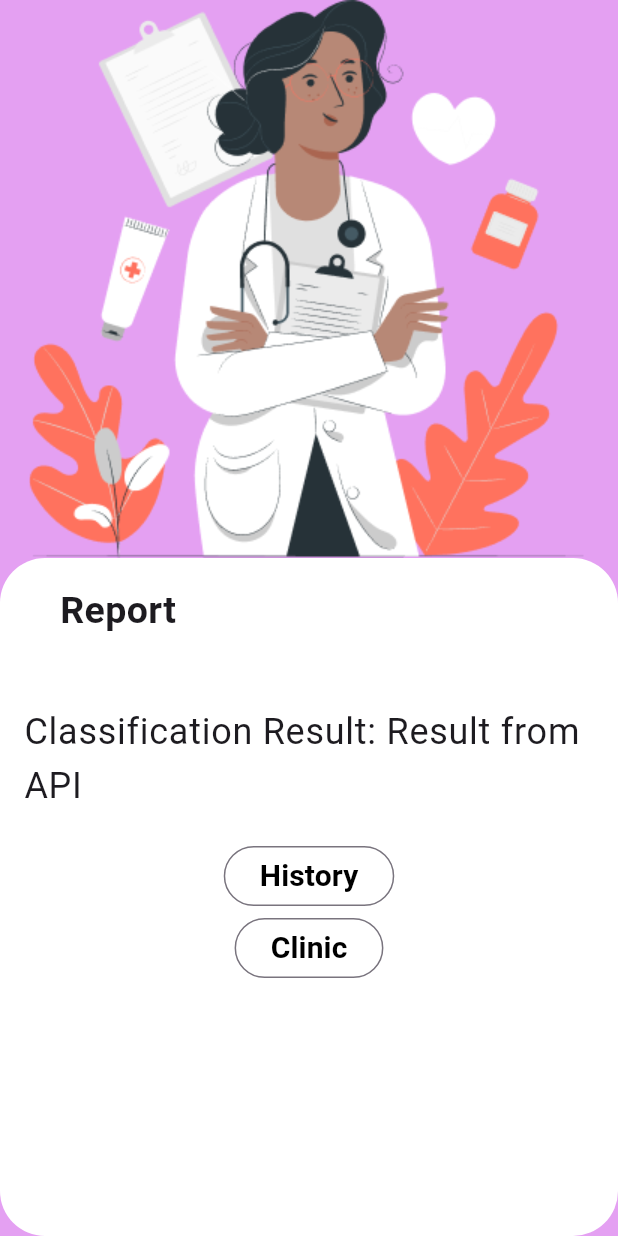
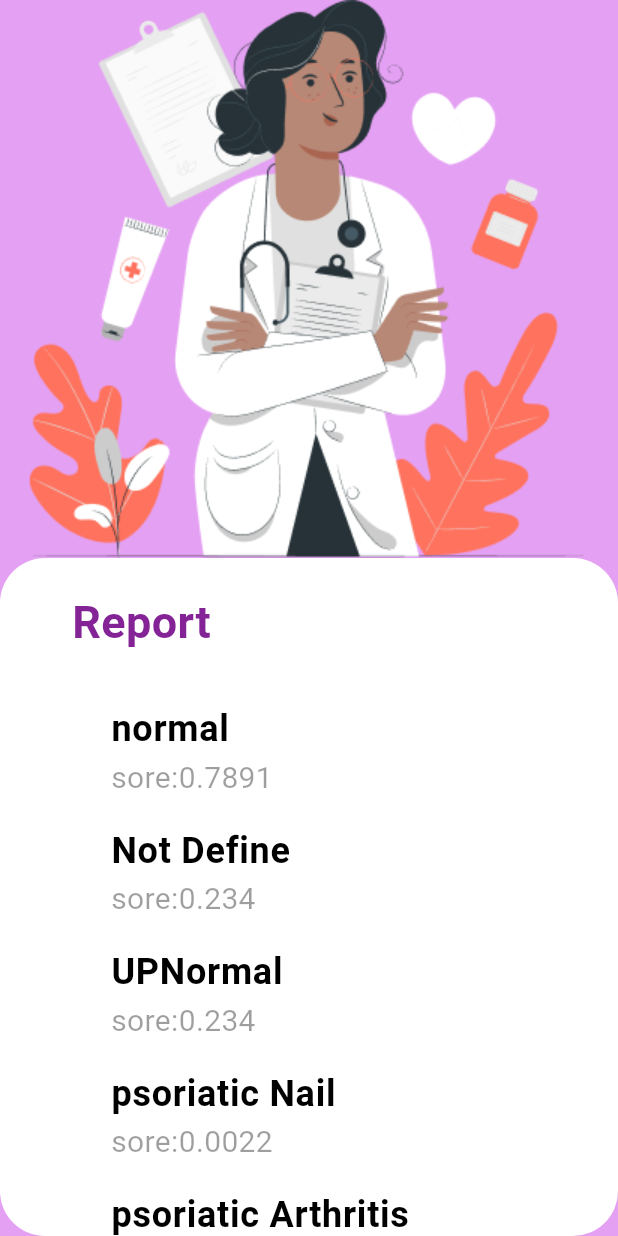
Before and after one commit to Mariamsamy26/Red_Spots, a Flutter app: the reportScreen screen opened directly, on a phone screen of 412 x 824 dp. Run offline on Flutter 3.47's test engine with Material 3 defaults, Android fonts, the light colour scheme and no system bars; our stand-ins replace cloud_firestore, date_picker_timeline, firebase_auth, firebase_core, firebase_messaging, flutter_local_notifications and 12 more; accounts and stored records are empty.

Commit message:
FIX Report model

```diff
--- a/lib/layout/after log in/add tab/QuestionScreen.dart
+++ b/lib/layout/after log in/add tab/QuestionScreen.dart
@@ -9,7 +9,6 @@ import '../../../shared/components/Custom_ElevatedButton.dart';
 import '../../../shared/components/question_item.dart';
 import '../../../shared/style/color_manager.dart';
 import 'chickPhotoScreen.dart';
-import 'DermatologyClinicMapScreen.dart';
 
 class QuestionScreen extends StatefulWidget {
   static const String RountName = 'Add Photo Screen';
--- a/lib/layout/after log in/add tab/reportScreen.dart
+++ b/lib/layout/after log in/add tab/reportScreen.dart
@@ -1,7 +1,10 @@
 import 'package:flutter/material.dart';
+import 'package:provider/provider.dart';
+import '../../../Providers/my_provider.dart';
 import '../../../model/report_history.dart';
+import '../../../shared/components/Custom_ElevatedButton.dart';
 import '../../../shared/components/dialoge_utils.dart';
-import '../../../shared/firebase/my_database.dart';
+import '../../../shared/firebase/firebase_function.dart';
 import '../../../shared/style/color_manager.dart';
 import '../homeScreenShiled/history_screen.dart';
 import 'DermatologyClinicMapScreen.dart';
@@ -17,7 +20,14 @@ class _reportScreenState extends State<reportScreen> {
   String? _classificationResult; // Added for API result
 
   @override
+  void initState() {
+    super.initState();
+  }
+
+  @override
   Widget build(BuildContext context) {
+    var pro =Provider.of<MyProvider>(context);
+    final userId = pro.accountData?.id;
     return Scaffold(
       backgroundColor: ColorManager.primaryColor,
       body: SafeArea(
@@ -30,6 +40,8 @@ class _reportScreenState extends State<reportScreen> {
                 child: Container(
                   color: ColorManager.colorWhit,
                   child: SingleChildScrollView(
+                    child: Padding(
+                      padding: const EdgeInsets.all(8.0),
                       child: Column(
                         children: [
                           Row(
@@ -38,69 +50,95 @@ class _reportScreenState extends State<reportScreen> {
                               Text(
                                 'Report',
                                 style: TextStyle(
+                                  color: ColorManager.colorParper,
                                   fontWeight: FontWeight.bold,
-                                fontSize: 25,
+                                  fontSize: 30,
                                 ),
                               ),
                             ],
                           ),
-                        SizedBox(height: 20),
-                        Container(
-                          decoration: BoxDecoration(
-                            color: Colors.white,
-                            borderRadius: BorderRadius.circular(30),
+                          SizedBox(height: 10),
+
+                          // Container(
+                          //   decoration: BoxDecoration(
+                          //     color: Colors.white,
+                          //     borderRadius: BorderRadius.circular(30),
+                          //   ),
+                          //   child: ListTile(
+                          //     title: _classificationResult == null
+                          //         ? Text('Loading...')
+                          //         : Text(
+                          //       'Classification Result: $_classificationResult',
+                          //       style: TextStyle(fontSize: 24),
+                          //     ),
+                          //   ),
+                          // ),
+                          Padding(
+                            padding: const EdgeInsets.only(left: 50, right: 50),
+                            child: Column(
+                              children: [
+                                for (var i = 0; i < report.length; ++i)
+                                  ListTile(
+                                    title: Text(report[i]["type"],
+                                        style: const TextStyle(
+                                            fontSize: 24,
+                                            fontWeight: FontWeight.bold,
+                                            color: Colors.black)),
+                                    subtitle: Text(
+                                      "sore:${report[i]["level"]}",
+                                      style: const TextStyle(
+                                          fontSize: 20, color: Colors.black38),
                                     ),
-                          child: ListTile(
-                            title: _classificationResult == null
-                                ? Text('Loading...')
-                                : Text(
-                              'Classification Result: $_classificationResult',
-                              style: TextStyle(fontSize: 24),
-                            ),
+                                  )
+                              ],
                             ),
                           ),
                           SizedBox(
                             height: 10,
                           ),
-                        OutlinedButton(
-                          onPressed: () {
-                            insertReport();
-                            Navigator.push(
-                              context,
-                              MaterialPageRoute(
-                                builder: (context) => history_screen(),
-                              ),
-                            );
-                          },
-                          child: Text(
-                            'History',
-                            style: TextStyle(
-                              color: Colors.black,
-                              fontSize: 20,
-                              fontWeight: FontWeight.bold,
-                            ),
-                          ),
-                        ),
-                        OutlinedButton(
-                          onPressed: () {
+                          Padding(
+                            padding: const EdgeInsets.all(8.0),
+                            child: Row(
+                              mainAxisAlignment: MainAxisAlignment.center,
+                              children: [
+                                Expanded(
+                                  flex: 1,
+                                  child: CustomElevatedButton(
+                                    colorButton: ColorManager.colorWhit,
+                                    colorText: ColorManager.primaryColor,
+                                    colorBorder: ColorManager.primaryColor,
+                                    text: 'history',
+                                    OnPressed: () {
+                                      firebaseFunctions.insertReport(report, userId!);
                                       Navigator.push(
                                           context,
                                           MaterialPageRoute(
                                               builder: (context) =>
-                                    DermatologyClinicMapScreen(),
+                                                  history_screen()));
+                                    },
                                   ),
-                            );
+                                ),
+                                SizedBox(width: 5),
+                                Expanded(
+                                  flex: 2,
+                                  child: CustomElevatedButton(
+                                    colorButton: ColorManager.primaryColor,
+                                    colorBorder: ColorManager.primaryColor,
+                                    text: 'Dermatology Clinic',
+                                    OnPressed: () {
+                                      Navigator.pop(
+                                          context,
+                                          MaterialPageRoute(
+                                              builder: (context) =>
+                                                  DermatologyClinicMapScreen()));
                                     },
-                          child: Text(
-                            'Clinic',
-                            style: TextStyle(
-                              color: Colors.black,
-                              fontSize: 20,
-                              fontWeight: FontWeight.bold,
-                            ),
                                   ),
                                 ),
                               ],
+                            ),
+                          ),
+                        ],
+                      ),
                     ),
                   ),
                 ),
@@ -112,26 +150,34 @@ class _reportScreenState extends State<reportScreen> {
     );
   }
 
-  void insertReport() async {
-    Report report = Report(
-      title: titleControler.text,
-      description: descControler.text,
-    );
+  List report = [
+    {"type": "normal", "level": "0.7891"},
+    {"type": "Not Define", "level": "0.234"},
+    {"type": "UPNormal", "level": "0.234"},
+    {"type": "psoriatic Nail", "level": "0.0022"},
+    {"type": "psoriatic Arthritis", "level": "0.0010"},
+  ];
 
-    DialogeUtils();
-    await MyDatabase.insertReport(report);
+
+// @override
+// void initState() {
+//   super.initState();
+//   //********* Call API when the screen loads
+//   _getClassificationResult();
+// }
+//
+// Future<void> _getClassificationResult() async {
+//   setState(() {
+//     Column(
+//       children: [
+//         for (var i = 0; i < report.length; ++i)
+//           ListTile(
+//             title: report[i]["type"],
+//             subtitle: report[i]["level"],
+//           )
+//       ],
+//     );
+//     //_classificationResult = 'Result from API';
+//   });
+// }
 }
-
-  @override
-  void initState() {
-    super.initState();
-    //********* Call API when the screen loads
-    _getClassificationResult();
-  }
-
-  Future<void> _getClassificationResult() async {
-    setState(() {
-      _classificationResult = 'Result from API';
-    });
-  }
-}
```
Also changed, not shown: lib/layout/after log in/homeScreenShiled/history_screen.dart (+35 -20 lines), lib/shared/components/dialoge_utils.dart (+20 -0 lines). Lines whose indentation alone changed are shown as unchanged.
